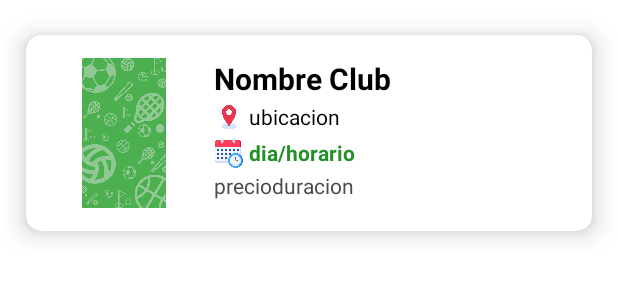
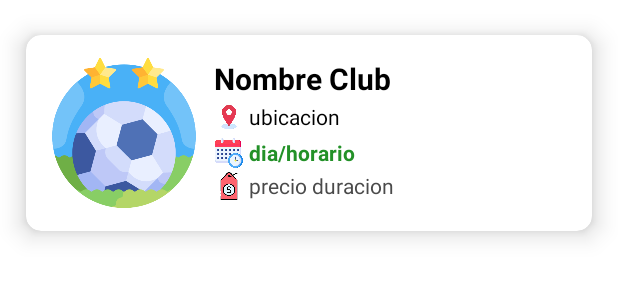
Before and after one commit to nicolasrivasseau/tupartidito, an Android app: the layout item_club.xml on its own in the app's theme, with its tools: preview values and no code run, on a phone screen of 412 x 824 dp. Shown: the top 300 px of the screen. Run offline under Robolectric (Android 15) with nearby library versions, the phone set to English and light mode, and no system bars.

Commit message:
modificaciones en las reservas.

```diff
--- a/app/build.gradle
+++ b/app/build.gradle
@@ -40,7 +40,6 @@ android {
 
 dependencies {
 
-
     implementation 'androidx.core:core-ktx:1.6.0'
     implementation 'androidx.appcompat:appcompat:1.3.1'
     implementation 'com.google.android.material:material:1.4.0'
@@ -69,9 +68,8 @@ dependencies {
     implementation "androidx.lifecycle:lifecycle-viewmodel-ktx:2.3.1"
     //Gson
     implementation 'com.google.code.gson:gson:2.8.8'
-
+    //await
     implementation 'org.jetbrains.kotlinx:kotlinx-coroutines-play-services:1.1.1'
-
     //Camera
     def camerax_version = "1.0.1"
     implementation "androidx.camera:camera-camera2:$camerax_version"
--- a/app/src/main/java/com/unlam/tupartidito/adapter/RentsAdapter.kt
+++ b/app/src/main/java/com/unlam/tupartidito/adapter/RentsAdapter.kt
@@ -35,7 +35,7 @@ class RentsAdapter : RecyclerView.Adapter<RentsAdapter.ViewHolder>() {
             txtDay.text = rent.slot
             txtLocation.text = rent.location
             txtPrice.text = rent.price
-            txtDuration.text = " (60min.)"
+            txtDuration.text = "(60min.)"
         }
     }
 }
--- a/app/src/main/java/com/unlam/tupartidito/data/model/club/Club.kt
+++ b/app/src/main/java/com/unlam/tupartidito/data/model/club/Club.kt
@@ -10,4 +10,5 @@ data class Club(var id: String? = null) : Serializable{
     var location:String? = null
     var services: Service? = null
     var schedules: ArrayList<Schedule> = ArrayList()
+    var url_image:String? =null
 }
--- a/app/src/main/java/com/unlam/tupartidito/data/network/ClubFirebaseDatabase.kt
+++ b/app/src/main/java/com/unlam/tupartidito/data/network/ClubFirebaseDatabase.kt
@@ -27,6 +27,7 @@ class ClubFirebaseDatabase @Inject constructor() {
         dataSnapshot.exist("latitude"){club.latitude= it as Double}
         dataSnapshot.exist("longitude"){club.longitude= it as Double}
         dataSnapshot.exist("location"){club.location= it as String}
+        dataSnapshot.exist("url_image"){club.url_image= it as String}
 
         club.services = Service()
         dataSnapshot.child("services").exist("buffet"){club.services!!.buffet = it as Boolean}
--- a/app/src/main/res/layout/item_club.xml
+++ b/app/src/main/res/layout/item_club.xml
@@ -28,7 +28,7 @@
                 android:id="@+id/imageClub"
                 android:layout_width="100dp"
                 android:layout_height="100dp"
-                android:src="@drawable/wallpaper" />
+                android:src="@drawable/ic_futbol" />
 
             <LinearLayout
                 android:layout_width="match_parent"
@@ -88,13 +88,19 @@
                     android:layout_width="match_parent"
                     android:layout_height="match_parent"
                     android:orientation="horizontal">
+                    <ImageView
+                        android:layout_width="20dp"
+                        android:layout_height="20dp"
+                        android:src="@drawable/ic_price"/>
                     <TextView
                         android:id="@+id/txtPrice"
                         android:layout_width="wrap_content"
                         android:layout_height="wrap_content"
+                        android:paddingLeft="3dp"
                         android:textColor="#4A4A4A"
                         android:text="precio"/>
                     <TextView
+                        android:paddingLeft="3dp"
                         android:id="@+id/txtDuration"
                         android:layout_width="wrap_content"
                         android:layout_height="wrap_content"
```
Also changed, not shown: app/src/main/res/drawable/ic_futbol.webp (added), app/src/main/res/drawable/ic_price.webp (added).
